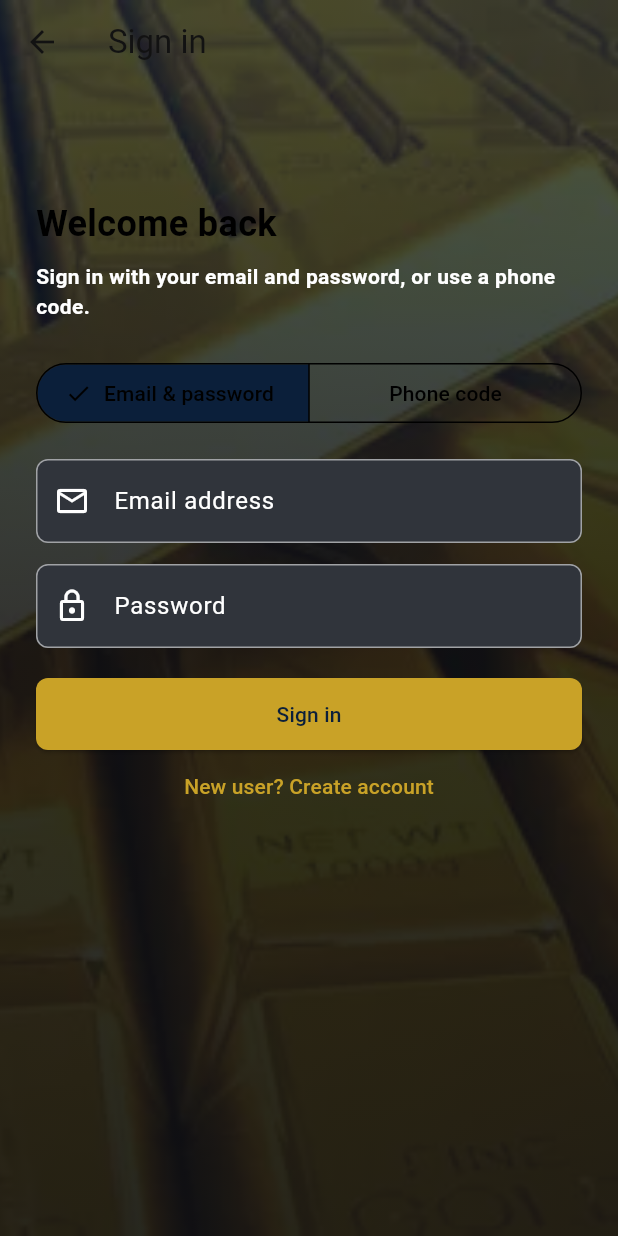
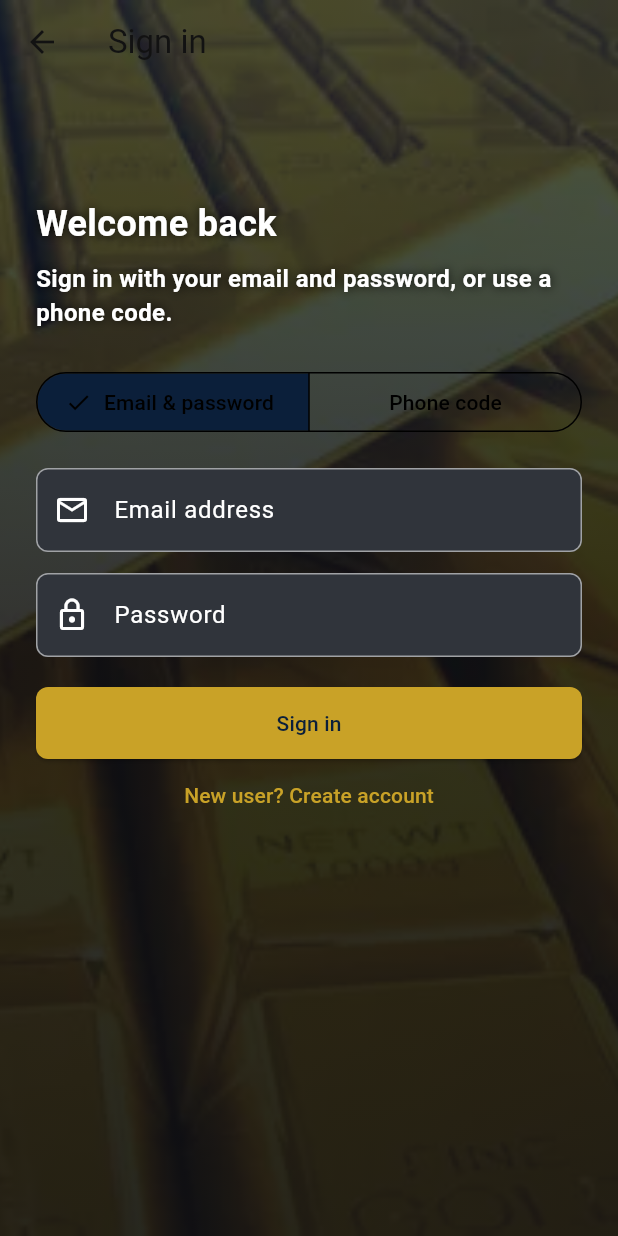
Before and after one commit to maziku-stack/dhahabu-App, a Flutter app: the LoginScreen screen opened by its route, on a phone screen of 412 x 824 dp. Run offline on Flutter 3.47's test engine with Material 3 defaults, Android fonts, the phone set to English and light mode, and no system bars; our stand-ins replace shared_preferences; accounts and stored records are empty.

Commit message:
changing all

```diff
--- a/mobile/lib/screens/auth/login_screen.dart
+++ b/mobile/lib/screens/auth/login_screen.dart
@@ -169,13 +169,24 @@ class _LoginScreenState extends State<LoginScreen> {
                 crossAxisAlignment: CrossAxisAlignment.stretch,
                 children: [
             const Text('Welcome back',
-                style: TextStyle(fontSize: 24, fontWeight: FontWeight.bold)),
+                style: TextStyle(
+                  color: Colors.white,
+                  fontSize: 24,
+                  fontWeight: FontWeight.bold,
+                  shadows: [
+                    Shadow(color: Colors.black87, blurRadius: 8),
+                  ],
+                )),
             const SizedBox(height: 8),
             const Text(
               'Sign in with your email and password, or use a phone code.',
               style: TextStyle(
                 color: Colors.white,
                 fontWeight: FontWeight.bold,
+                fontSize: 16,
+                shadows: [
+                  Shadow(color: Colors.black87, blurRadius: 8),
+                ],
               ),
             ),
             const SizedBox(height: 24),
```
